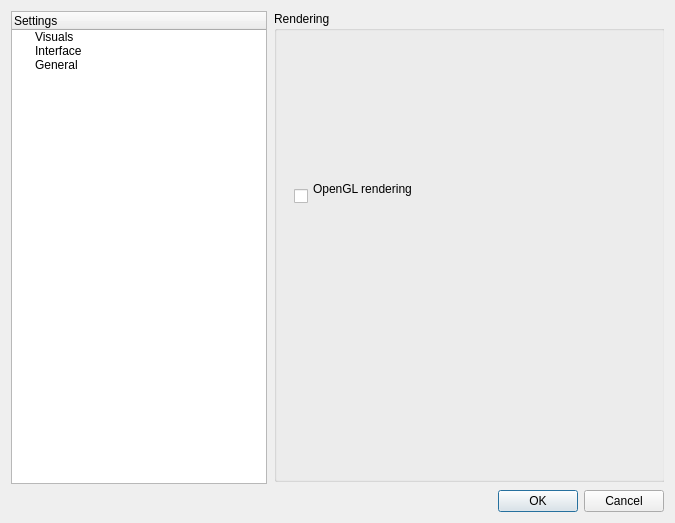
Above: src/gui/modal/settings.ui from albin-johansson/tactile before the change. Below: the same form after it.
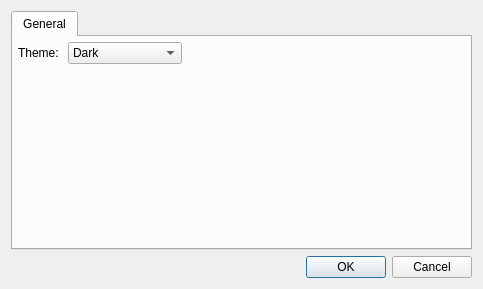
That is the form after the change.

Commit message: Add initial theme support

Diff of the .ui file:
```diff
--- a/src/gui/modal/settings.ui
+++ b/src/gui/modal/settings.ui
@@ -6,8 +6,8 @@
       <rect>
         <x>0</x>
         <y>0</y>
-        <width>675</width>
-        <height>523</height>
+    <width>483</width>
+    <height>289</height>
       </rect>
     </property>
     <property name="sizePolicy">
@@ -20,108 +20,7 @@
       <string>Dialog</string>
     </property>
     <layout class="QGridLayout" name="gridLayout_2">
-      <item row="1" column="1">
-        <widget class="QStackedWidget" name="stackedWidget">
-          <widget class="QWidget" name="page">
-            <property name="sizePolicy">
-              <sizepolicy hsizetype="Expanding" vsizetype="Expanding">
-                <horstretch>0</horstretch>
-                <verstretch>0</verstretch>
-              </sizepolicy>
-            </property>
-            <widget class="QWidget" name="gridLayoutWidget">
-              <property name="geometry">
-                <rect>
-                  <x>1</x>
-                  <y>0</y>
-                  <width>391</width>
-                  <height>471</height>
-                </rect>
-              </property>
-              <layout class="QGridLayout" name="gridLayout">
-                <item row="0" column="0">
-                  <layout class="QVBoxLayout" name="verticalLayout">
-                    <item>
-                      <widget class="QGroupBox" name="groupBox">
-                        <property name="sizePolicy">
-                          <sizepolicy hsizetype="Preferred"
-                                      vsizetype="Minimum">
-                            <horstretch>0</horstretch>
-                            <verstretch>0</verstretch>
-                          </sizepolicy>
-                        </property>
-                        <property name="title">
-                          <string>Rendering</string>
-                        </property>
-                        <widget class="QWidget" name="gridLayoutWidget_2">
-                          <property name="geometry">
-                            <rect>
-                              <x>20</x>
-                              <y>70</y>
-                              <width>387</width>
-                              <height>230</height>
-                            </rect>
-                          </property>
-                          <layout class="QGridLayout" name="gridLayout_3">
-                            <item row="0" column="0">
-                              <widget class="QCheckBox"
-                                      name="checkBox">
-                                <property name="sizePolicy">
-                                  <sizepolicy
-                                      hsizetype="Preferred"
-                                      vsizetype="Fixed">
-                                    <horstretch>0</horstretch>
-                                    <verstretch>0</verstretch>
-                                  </sizepolicy>
-                                </property>
-                                <property name="text">
-                                  <string>OpenGL rendering
-                                  </string>
-                                </property>
-                              </widget>
-                            </item>
-                          </layout>
-                        </widget>
-                      </widget>
-                    </item>
-                  </layout>
-                </item>
-              </layout>
-            </widget>
-          </widget>
-        </widget>
-      </item>
       <item row="1" column="0">
-        <widget class="QTreeWidget" name="treeWidget">
-          <property name="sizePolicy">
-            <sizepolicy hsizetype="Minimum" vsizetype="Expanding">
-              <horstretch>0</horstretch>
-              <verstretch>0</verstretch>
-            </sizepolicy>
-          </property>
-          <column>
-            <property name="text">
-              <string>Settings</string>
-            </property>
-          </column>
-          <item>
-            <property name="text">
-              <string>Visuals</string>
-            </property>
-          </item>
-          <item>
-            <property name="text">
-              <string>Interface</string>
-            </property>
-          </item>
-          <item>
-            <property name="text">
-              <string>General</string>
-            </property>
-          </item>
-        </widget>
-      </item>
-      <item row="2" column="1">
         <widget class="QDialogButtonBox" name="buttonBox">
           <property name="orientation">
             <enum>Qt::Horizontal</enum>
@@ -131,6 +30,75 @@
           </property>
         </widget>
       </item>
+   <item row="0" column="0">
+    <widget class="QTabWidget" name="tabWidget">
+     <property name="currentIndex">
+      <number>0</number>
+     </property>
+     <widget class="QWidget" name="generalTab">
+      <attribute name="title">
+       <string>General</string>
+      </attribute>
+      <widget class="QWidget" name="gridLayoutWidget">
+       <property name="geometry">
+        <rect>
+         <x>-1</x>
+         <y>-1</y>
+         <width>461</width>
+         <height>221</height>
+        </rect>
+       </property>
+       <layout class="QFormLayout" name="formLayout">
+        <property name="leftMargin">
+         <number>6</number>
+        </property>
+        <property name="topMargin">
+         <number>6</number>
+        </property>
+        <property name="rightMargin">
+         <number>6</number>
+        </property>
+        <property name="bottomMargin">
+         <number>6</number>
+        </property>
+        <item row="0" column="0">
+         <layout class="QHBoxLayout" name="themeHLayout">
+          <item>
+           <widget class="QLabel" name="themeLabel">
+            <property name="text">
+             <string>Theme: </string>
+            </property>
+            <property name="alignment">
+             <set>Qt::AlignRight|Qt::AlignTrailing|Qt::AlignVCenter</set>
+            </property>
+           </widget>
+          </item>
+          <item>
+           <widget class="QComboBox" name="themeComboBox">
+            <item>
+             <property name="text">
+              <string>Dark</string>
+             </property>
+            </item>
+            <item>
+             <property name="text">
+              <string>Atom One Dark</string>
+             </property>
+            </item>
+            <item>
+             <property name="text">
+              <string>Light</string>
+             </property>
+            </item>
+           </widget>
+          </item>
+         </layout>
+        </item>
+       </layout>
+      </widget>
+     </widget>
+    </widget>
+   </item>
     </layout>
   </widget>
   <resources>
```
Lines whose indentation alone changed are shown as unchanged. The commit also changes 11 other files.
